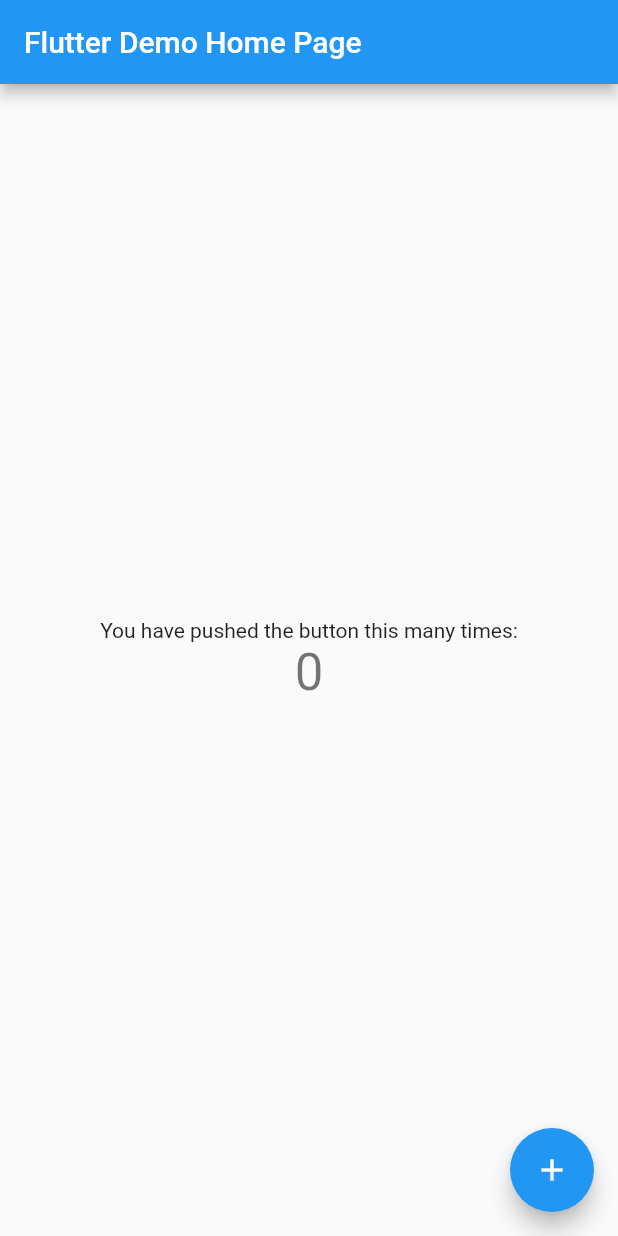
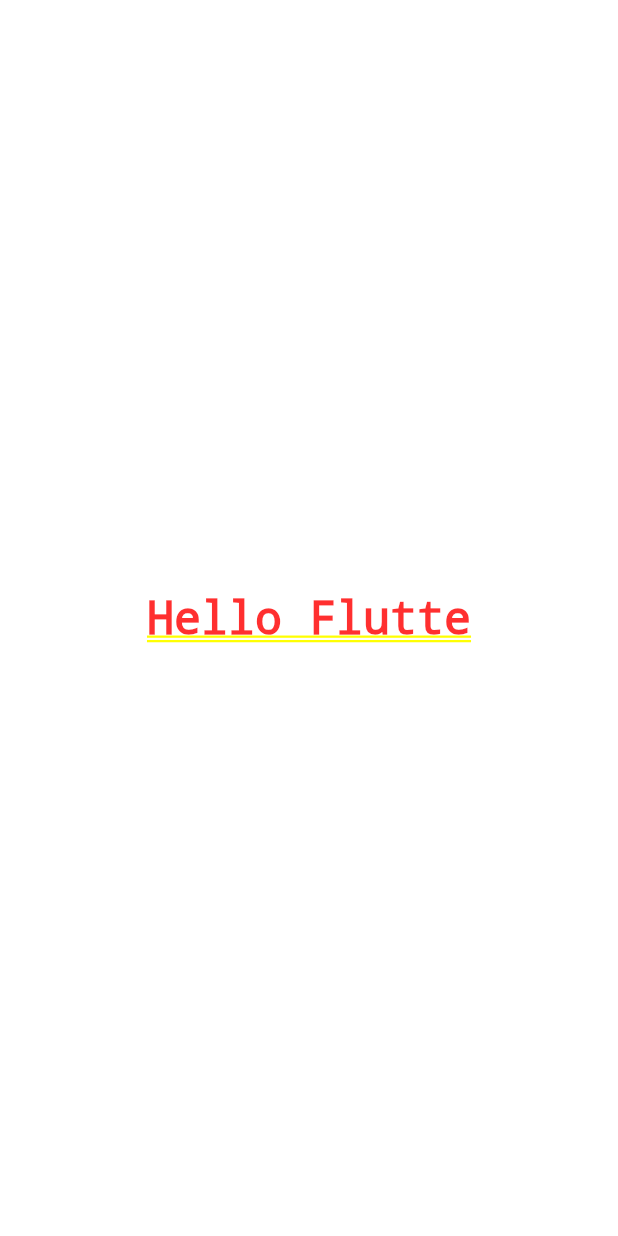
Before and after one commit to vik2573/flutter_app_tr_1, a Flutter app: the screen it shows after launch, on a phone screen of 412 x 824 dp. Run offline on Flutter 3.47's test engine with Material 2 defaults, Android fonts, the light colour scheme and no system bars.

Commit message:
text commit

```diff
--- a/lib/main.dart
+++ b/lib/main.dart
@@ -1,113 +1,15 @@
 import 'package:flutter/material.dart';
 
 void main() {
-  runApp(MyApp());
-}
-
-class MyApp extends StatelessWidget {
-  // This widget is the root of your application.
-  @override
-  Widget build(BuildContext context) {
-    return MaterialApp(
-      title: 'Flutter Demo',
-      theme: ThemeData(
-        // This is the theme of your application.
-        //
-        // Try running your application with "flutter run". You'll see the
-        // application has a blue toolbar. Then, without quitting the app, try
-        // changing the primarySwatch below to Colors.green and then invoke
-        // "hot reload" (press "r" in the console where you ran "flutter run",
-        // or simply save your changes to "hot reload" in a Flutter IDE).
-        // Notice that the counter didn't reset back to zero; the application
-        // is not restarted.
-        primarySwatch: Colors.blue,
-      ),
-      home: MyHomePage(title: 'Flutter Demo Home Page'),
-    );
-  }
-}
-
-class MyHomePage extends StatefulWidget {
-  MyHomePage({Key? key, required this.title}) : super(key: key);
-
-  // This widget is the home page of your application. It is stateful, meaning
-  // that it has a State object (defined below) that contains fields that affect
-  // how it looks.
-
-  // This class is the configuration for the state. It holds the values (in this
-  // case the title) provided by the parent (in this case the App widget) and
-  // used by the build method of the State. Fields in a Widget subclass are
-  // always marked "final".
-
-  final String title;
-
-  @override
-  _MyHomePageState createState() => _MyHomePageState();
-}
-
-class _MyHomePageState extends State<MyHomePage> {
-  int _counter = 0;
-
-  void _incrementCounter() {
-    setState(() {
-      // This call to setState tells the Flutter framework that something has
-      // changed in this State, which causes it to rerun the build method below
-      // so that the display can reflect the updated values. If we changed
-      // _counter without calling setState(), then the build method would not be
-      // called again, and so nothing would appear to happen.
-      _counter++;
-    });
-  }
-
-  @override
-  Widget build(BuildContext context) {
-    // This method is rerun every time setState is called, for instance as done
-    // by the _incrementCounter method above.
-    //
-    // The Flutter framework has been optimized to make rerunning build methods
-    // fast, so that you can just rebuild anything that needs updating rather
-    // than having to individually change instances of widgets.
-    return Scaffold(
-      appBar: AppBar(
-        // Here we take the value from the MyHomePage object that was created by
-        // the App.build method, and use it to set our appbar title.
-        title: Text(widget.title),
-      ),
-      body: Center(
-        // Center is a layout widget. It takes a single child and positions it
-        // in the middle of the parent.
-        child: Column(
-          // Column is also a layout widget. It takes a list of children and
-          // arranges them vertically. By default, it sizes itself to fit its
-          // children horizontally, and tries to be as tall as its parent.
-          //
-          // Invoke "debug painting" (press "p" in the console, choose the
-          // "Toggle Debug Paint" action from the Flutter Inspector in Android
-          // Studio, or the "Toggle Debug Paint" command in Visual Studio Code)
-          // to see the wireframe for each widget.
-          //
-          // Column has various properties to control how it sizes itself and
-          // how it positions its children. Here we use mainAxisAlignment to
-          // center the children vertically; the main axis here is the vertical
-          // axis because Columns are vertical (the cross axis would be
-          // horizontal).
-          mainAxisAlignment: MainAxisAlignment.center,
-          children: <Widget>[
-            Text(
-              'You have pushed the button this many times:',
-            ),
-            Text(
-              '$_counter',
-              style: Theme.of(context).textTheme.headline4,
-            ),
-          ],
+  runApp(
+    MaterialApp(
+      home: Center(
+        child: Text(
+          "Hello Flutte",
+          style: TextStyle(fontSize: 30),
+          textDirection: TextDirection.ltr,
         ),
       ),
-      floatingActionButton: FloatingActionButton(
-        onPressed: _incrementCounter,
-        tooltip: 'Increment',
-        child: Icon(Icons.add),
-      ), // This trailing comma makes auto-formatting nicer for build methods.
-    );
-  }
+    ),
+  );
 }
```
